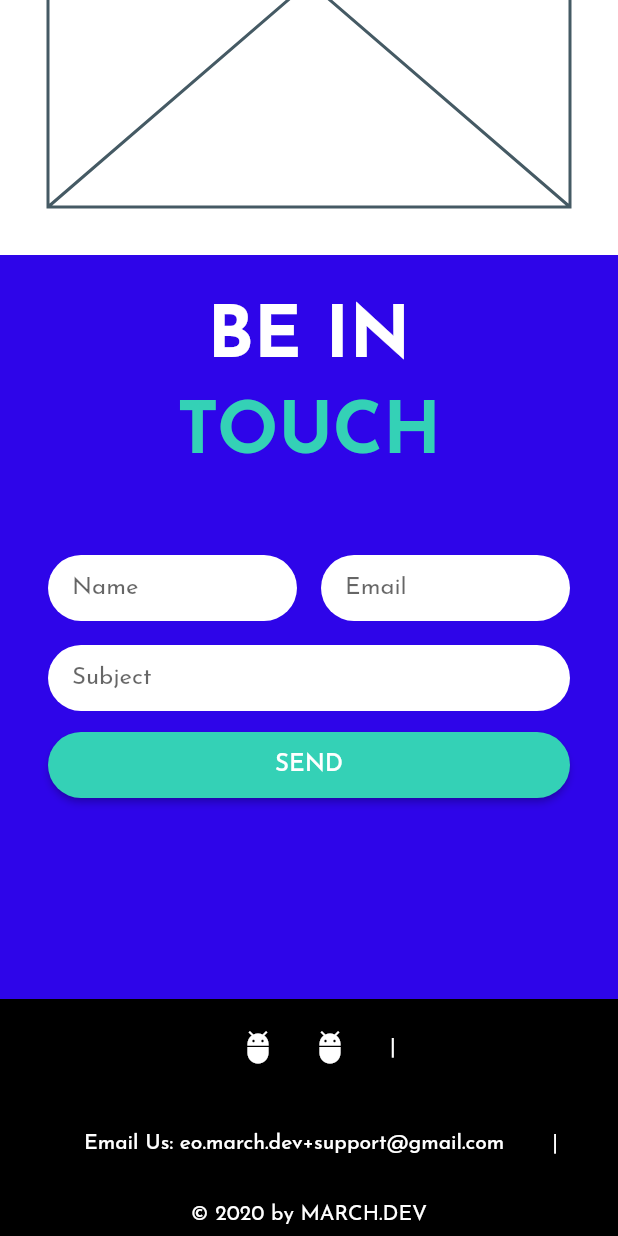
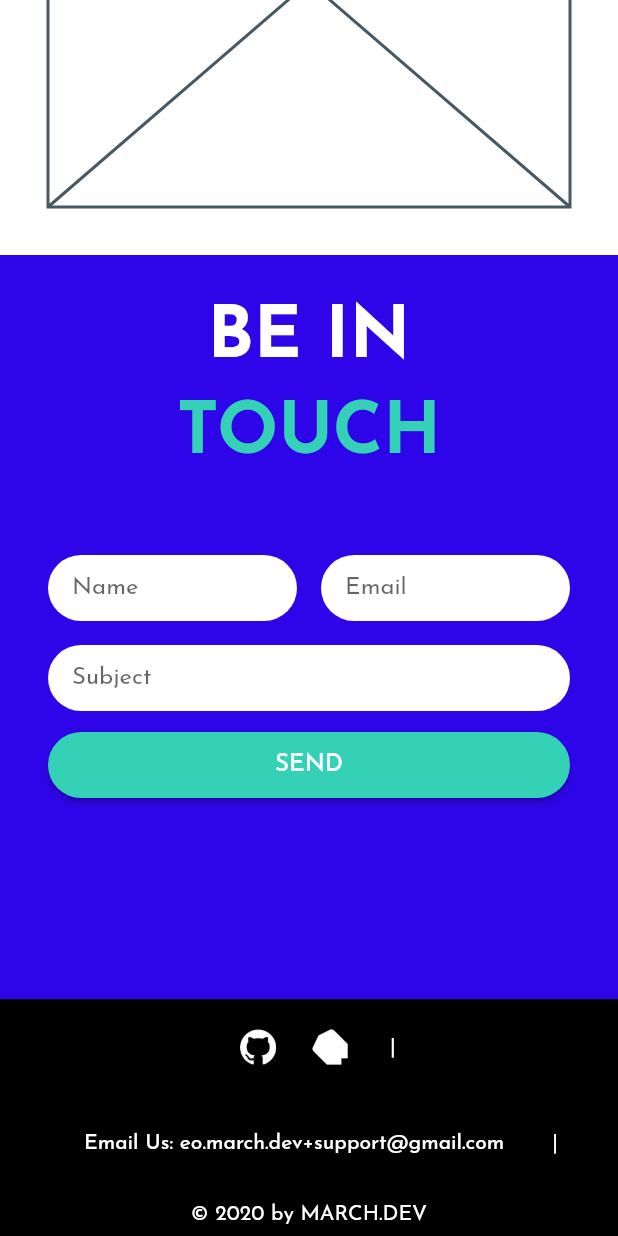
Before and after one commit to march-dev/website, a Flutter app: the screen it shows after launch, scrolled down 2242 dp, on a phone screen of 412 x 824 dp. Run offline on Flutter 3.47's test engine with Material 2 defaults, Android fonts, the phone set to English and light mode, and no system bars; our stand-ins replace google_fonts; missing offline and left inert: responsive_layout_builder; network calls fail.

Commit message:
updated icons for web, andorid and iOS

```diff
--- /dev/null
+++ b/lib/src/helpers/image.constants.dart
@@ -0,0 +1,12 @@
+// Copyright (c) 2020, the MarchDev project authors. Please see the AUTHORS file
+// for details. All rights reserved. Use of this source code is governed by a
+// BSD-style license that can be found in the LICENSE file.
+
+class Images {
+  Images._();
+
+  static const String logo = 'images/logo.png';
+  static const String emblem = 'images/emblem.png';
+  static const String github = 'images/github-logo.png';
+  static const String dartpub = 'images/dart-pub-logo.png';
+}
--- a/lib/src/scaffold.dart
+++ b/lib/src/scaffold.dart
@@ -4,17 +4,20 @@
 
 import 'package:flutter/material.dart';
 
+import 'package:url_launcher/url_launcher.dart';
 import 'package:responsive_layout_builder/responsive_layout_builder.dart';
 
-import 'sections/apps.dart';
-import 'sections/intro.dart';
-import 'sections/about.dart';
-import 'sections/plugins.dart';
-import 'sections/contact.dart';
-import 'helpers/firebase.settings.dart';
+import 'sections/sections.dart';
+import 'helpers/theme.contants.dart';
+import 'helpers/image.constants.dart';
 
 const Color kAccentColor = Color(0xff34d1b6);
 const Color kMainThemeColor = Color(0xff2e05e9);
+
+const String _githubLink = 'https://github.com/marchdev-tk';
+const String _dartpubLink = 'https://pub.dev/publishers/marchdev.tk/packages';
+
+const String _email = 'eo.march.dev+support@gmail.com';
 
 class WebSiteScaffold extends StatefulWidget {
   @override
@@ -55,10 +58,18 @@ class _WebSiteScaffoldState extends State<WebSiteScaffold> {
         title: Row(
           mainAxisSize: MainAxisSize.min,
           children: <Widget>[
-            Image.network(
-              getImageAsset('logo.png'),
-              gaplessPlayback: true,
-              height: 48,
+            CircleAvatar(
+              radius: 17,
+              backgroundColor: Colors.white,
+              child: OverflowBox(
+                maxWidth: 36,
+                maxHeight: 36,
+                child: Image.asset(
+                  Images.logo,
+                  gaplessPlayback: true,
+                  height: 36,
+                ),
+              ),
             ),
             const SizedBox(width: 8),
             Column(
@@ -76,7 +87,7 @@ class _WebSiteScaffoldState extends State<WebSiteScaffold> {
                 Text(
                   'MARCH.DEV',
                   style: TextStyle(
-                    fontSize: 18,
+                    fontSize: kBody2,
                     color: Colors.white,
                     fontWeight: FontWeight.bold,
                   ),
@@ -103,19 +114,17 @@ class _WebSiteScaffoldState extends State<WebSiteScaffold> {
                   Row(
                     mainAxisSize: MainAxisSize.min,
                     children: <Widget>[
-                      // github
                       IconButton(
-                        onPressed: () {},
+                        onPressed: () => launch(_githubLink),
                         color: Colors.white,
                         hoverColor: kAccentColor.withOpacity(0.5),
-                        icon: Icon(Icons.adb),
+                        icon: ImageIcon(AssetImage(Images.github)),
                       ),
-                      // pub.dev
                       IconButton(
-                        onPressed: () {},
+                        onPressed: () => launch(_dartpubLink),
                         color: Colors.white,
                         hoverColor: kAccentColor.withOpacity(0.5),
-                        icon: Icon(Icons.adb),
+                        icon: ImageIcon(AssetImage(Images.dartpub)),
                       ),
                     ],
                   ),
@@ -125,19 +134,18 @@ class _WebSiteScaffoldState extends State<WebSiteScaffold> {
                       style: TextStyle(color: Colors.white),
                     ),
                   FlatButton(
-                    onPressed: () {},
+                    onPressed: () => launch('mailto:$_email'),
                     textColor: Colors.white,
                     hoverColor: kAccentColor.withOpacity(0.5),
-                    child:
-                        const Text('Email Us: eo.march.dev+support@gmail.com'),
+                    child: const Text('Email Us: $_email'),
                   ),
                   if (!isMobile)
                     const Text(
                       '|',
                       style: TextStyle(color: Colors.white),
                     ),
-                  const Text(
-                    '© 2020 by MARCH.DEV',
+                  Text(
+                    '© ${DateTime.now().year} by MARCH.DEV',
                     style: TextStyle(color: Colors.white),
                   ),
                 ],
--- a/lib/src/sections/about.dart
+++ b/lib/src/sections/about.dart
@@ -6,6 +6,7 @@ import 'package:flutter/material.dart';
 
 import '../scaffold.dart';
 import '../widgets/section.dart';
+import '../helpers/theme.contants.dart';
 
 class AboutSection extends StatelessWidget {
   static const double kMaxWidth = 300;
--- a/lib/src/sections/contact.dart
+++ b/lib/src/sections/contact.dart
@@ -6,6 +6,7 @@ import 'package:flutter/material.dart';
 
 import '../scaffold.dart';
 import '../widgets/section.dart';
+import '../helpers/theme.contants.dart';
 
 class ContactSection extends StatefulWidget {
   @override
--- a/lib/src/sections/intro.dart
+++ b/lib/src/sections/intro.dart
@@ -6,6 +6,7 @@ import 'package:flutter/material.dart';
 
 import '../scaffold.dart';
 import '../widgets/section.dart';
+import '../helpers/theme.contants.dart';
 import '../helpers/firebase.settings.dart';
 
 class IntroSection extends StatelessWidget {
--- a/pubspec.yaml
+++ b/pubspec.yaml
@@ -8,6 +8,9 @@ environment:
 dependencies:
   flutter:
     sdk: flutter
+
+  url_launcher: ^5.4.2
+  url_launcher_web: ^0.1.1+1
 
   google_fonts: ^0.3.10
   cupertino_icons: ^0.1.3
@@ -35,3 +38,6 @@ flutter:
     - google_fonts/JosefinSans-MediumItalic.ttf
     - google_fonts/JosefinSans-Regular.ttf
     - google_fonts/JosefinSans-SemiBold.ttf
+    - images/dart-pub-logo.png
+    - images/github-logo.png
+    - images/logo.png
```
Also changed, not shown: lib/src/helpers/theme.contants.dart (added, +9 -0 lines), lib/src/sections/sections.dart (added, +7 -0 lines), lib/src/widgets/section.dart (+2 -5 lines), images/dart-pub-logo.png (added), images/github-logo.png (added), images/logo.png (added), 31 other files.
